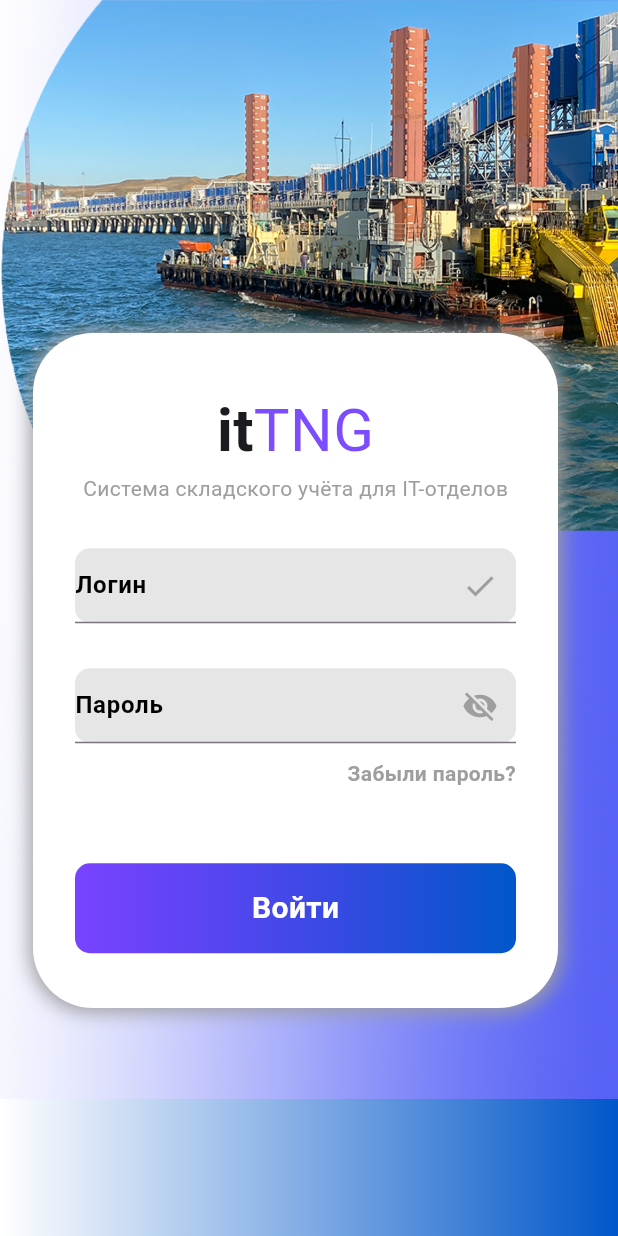
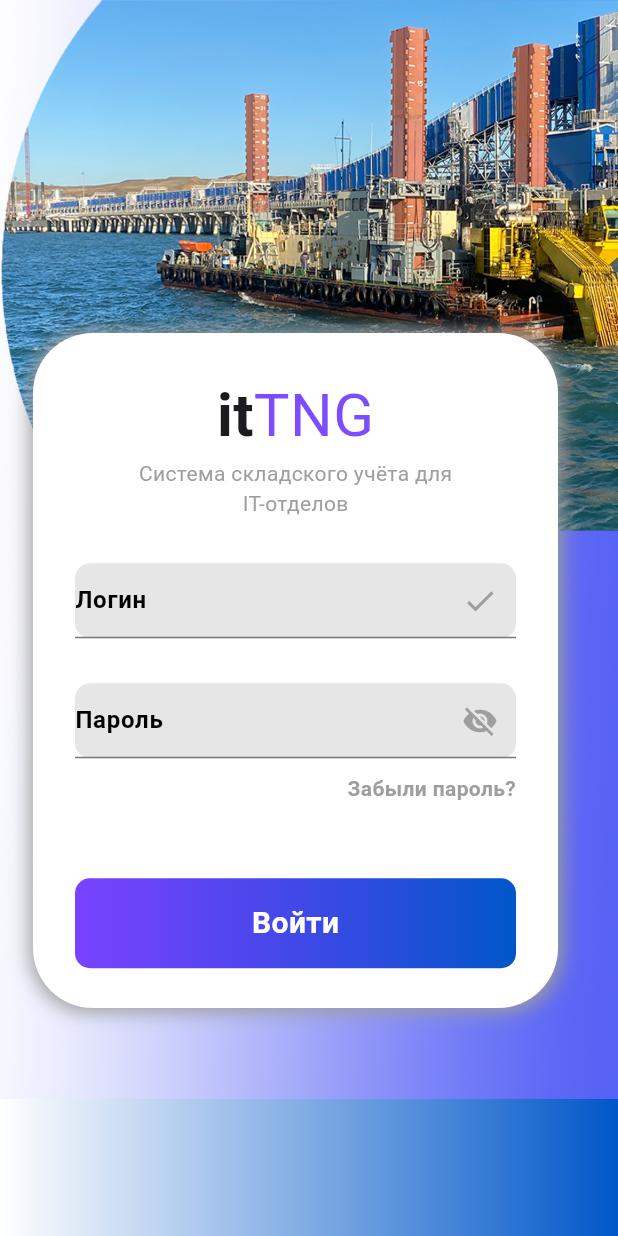
Before and after one commit to OlegPark/IT_TNG, a Flutter app: the screen it shows after launch, on a phone screen of 412 x 824 dp. Run offline on Flutter 3.47's test engine with Material 3 defaults, Android fonts, the phone set to English and light mode, and no system bars; our stand-ins replace firebase_core; accounts and stored records are empty.

Commit message:
Готова страница авторизации

```diff
--- a/lib/features/auth/view/auth_screen.dart
+++ b/lib/features/auth/view/auth_screen.dart
@@ -71,7 +71,13 @@ class AuthScreen extends StatelessWidget {
                       ],
                     ),
                     Text(
-                      'Система складского учёта для IT-отделов',
+                      'Система складского учёта для',
+                      style: TextStyle(
+                        color: Colors.grey,
+                      ),
+                    ),
+                    Text(
+                      'IT-отделов',
                       style: TextStyle(
                         color: Colors.grey,
                       ),
```
